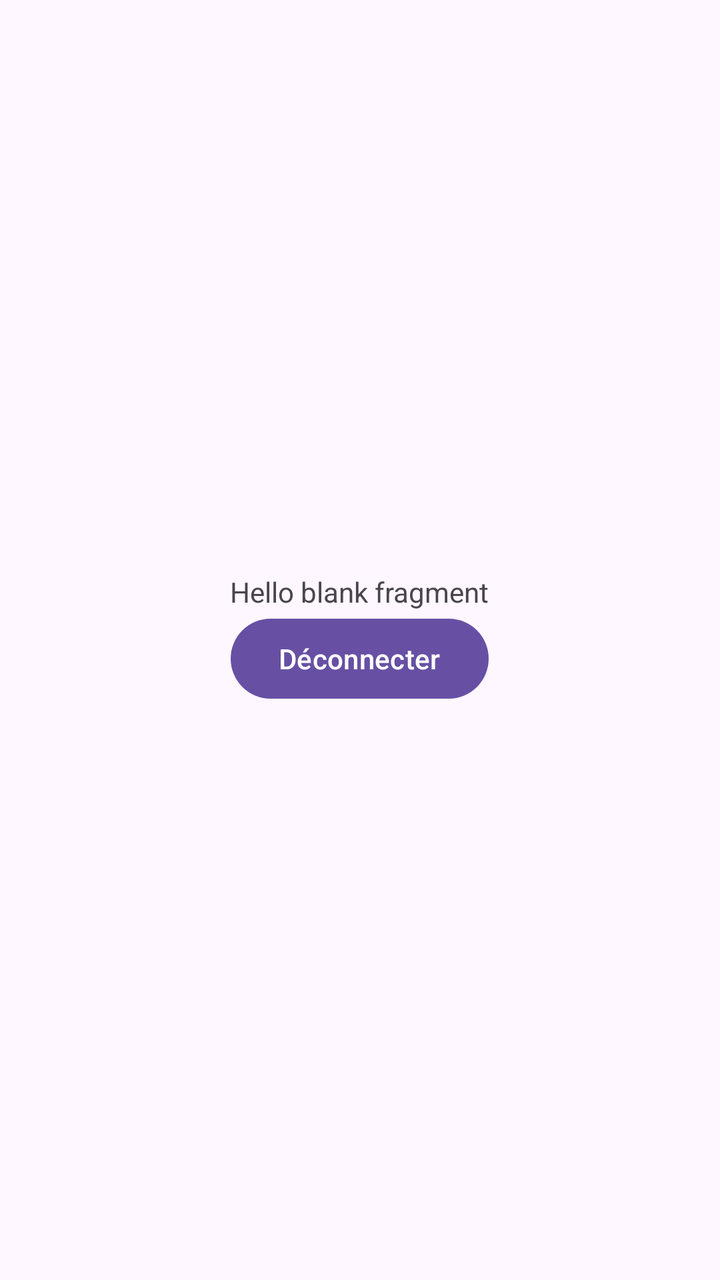
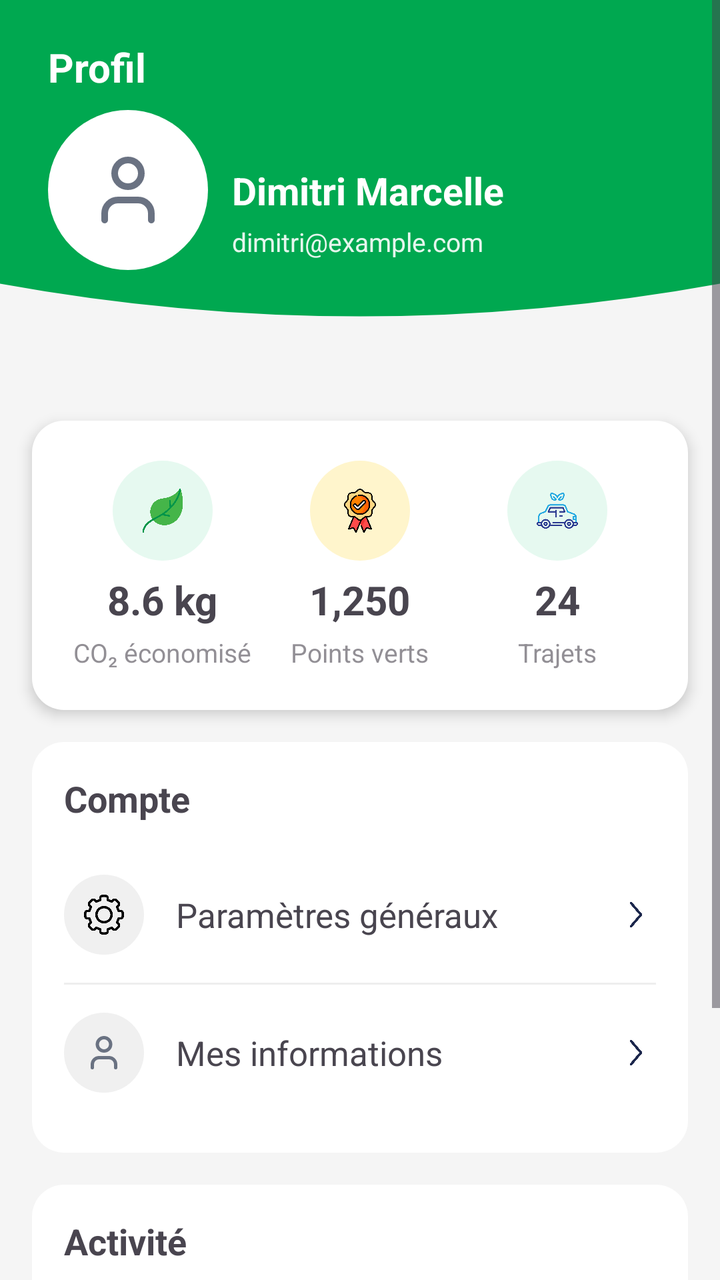

Screens rendered from an Android XML layout before and after an edit, with the pre-edit source and the edit as a unified diff.
<!-- AndroidManifest.xml: application theme Theme.Projet_Tutore -->
<!-- res/layout/fragment_profil.xml -->
<?xml version="1.0" encoding="utf-8"?>
<FrameLayout xmlns:android="http://schemas.android.com/apk/res/android"
    xmlns:app="http://schemas.android.com/apk/res-auto"
    xmlns:tools="http://schemas.android.com/tools"
    android:layout_width="match_parent"
    android:layout_height="match_parent"
    tools:context=".ProfilFragment">

    

    <LinearLayout xmlns:android="http://schemas.android.com/apk/res/android"
        android:layout_width="match_parent"
        android:layout_height="match_parent"
        android:orientation="vertical"
        android:gravity="center">

        <TextView
            android:layout_width="wrap_content"
            android:layout_height="wrap_content"
            android:text="@string/hello_blank_fragment" />

        <Button
            android:id="@+id/logout"
            android:layout_width="wrap_content"
            android:layout_height="wrap_content"
            android:text="Déconnecter" />

    </LinearLayout>

</FrameLayout>
<!-- resources referenced by this layout -->
<resources>
  <string name="hello_blank_fragment">Hello blank fragment</string>
  <style name="Theme.Projet_Tutore" parent="Base.Theme.Projet_Tutore" />
  <style name="Base.Theme.Projet_Tutore" parent="Theme.Material3.DayNight.NoActionBar">
          
          
          <item name="colorSecondaryContainer">@color/green</item>
      </style>
  <color name="green">#B9DCBB</color>
</resources>

<!-- the commit's change to res/layout/fragment_profil.xml (unified diff, before → after) -->
@@ -1,30 +1,334 @@
 <?xml version="1.0" encoding="utf-8"?>
-<FrameLayout xmlns:android="http://schemas.android.com/apk/res/android"
+<ScrollView xmlns:android="http://schemas.android.com/apk/res/android"
     xmlns:app="http://schemas.android.com/apk/res-auto"
     xmlns:tools="http://schemas.android.com/tools"
     android:layout_width="match_parent"
     android:layout_height="match_parent"
+    android:background="#F5F5F5"
     tools:context=".ProfilFragment">
 
-    
-
-    <LinearLayout xmlns:android="http://schemas.android.com/apk/res/android"
+    <LinearLayout
         android:layout_width="match_parent"
-        android:layout_height="match_parent"
-        android:orientation="vertical"
-        android:gravity="center">
-
-        <TextView
-            android:layout_width="wrap_content"
+        android:layout_height="wrap_content"
+        android:orientation="vertical">
+        
+        <androidx.constraintlayout.widget.ConstraintLayout
+            android:layout_width="match_parent"
+            android:layout_height="240dp"
+            android:background="@drawable/header_curve_vert">
+
+            
+            <TextView
+                android:id="@+id/title_profile"
+                android:layout_width="wrap_content"
+                android:layout_height="wrap_content"
+                android:text="Profil"
+                android:textColor="@android:color/white"
+                android:textSize="20sp"
+                android:textStyle="bold"
+                app:layout_constraintStart_toStartOf="parent"
+                app:layout_constraintTop_toTopOf="parent"
+                android:layout_marginStart="24dp"
+                android:layout_marginTop="20dp"/>
+
+            
+            <ImageView
+                android:id="@+id/iv_profile_pic"
+                android:layout_width="80dp"
+                android:layout_height="80dp"
+                android:background="@drawable/cercle_blanc"
+                android:padding="20dp"
+                android:src="@drawable/ic_profile"
+                app:layout_constraintStart_toStartOf="parent"
+                app:layout_constraintTop_toBottomOf="@id/title_profile"
+                android:layout_marginStart="24dp"
+                android:layout_marginTop="8dp"/>
+
+            
+            <TextView
+                android:id="@+id/tv_username"
+                android:layout_width="wrap_content"
+                android:layout_height="wrap_content"
+                android:text="Dimitri Marcelle"
+                android:textColor="@android:color/white"
+                android:textSize="19sp"
+                android:textStyle="bold"
+                app:layout_constraintStart_toEndOf="@id/iv_profile_pic"
+                app:layout_constraintTop_toTopOf="@id/iv_profile_pic"
+                app:layout_constraintBottom_toBottomOf="@id/iv_profile_pic"
+                android:layout_marginStart="12dp"/>
+
+            
+            <TextView
+                android:layout_width="wrap_content"
+                android:layout_height="wrap_content"
+                android:text="dimitri@example.com"
+                android:textColor="@android:color/white"
+                android:textSize="13sp"
+                android:alpha="0.9"
+                app:layout_constraintStart_toStartOf="@id/tv_username"
+                app:layout_constraintTop_toBottomOf="@id/tv_username"
+                android:layout_marginTop="4dp"/>
+
+        </androidx.constraintlayout.widget.ConstraintLayout>
+
+
+        <LinearLayout
+            android:layout_width="match_parent"
             android:layout_height="wrap_content"
-            android:text="@string/hello_blank_fragment" />
-
+            android:orientation="horizontal"
+            android:background="@drawable/card_white"
+            android:layout_marginHorizontal="16dp"
+            android:layout_marginTop="-30dp"
+            android:elevation="4dp"
+            android:paddingVertical="20dp"
+            android:paddingHorizontal="16dp">
+
+            <LinearLayout
+                android:layout_width="0dp"
+                android:layout_height="wrap_content"
+                android:layout_weight="1"
+                android:orientation="vertical"
+                android:gravity="center">
+
+                <ImageView
+                    android:layout_width="50dp"
+                    android:layout_height="50dp"
+                    android:background="@drawable/circle_light_green"
+                    android:src="@drawable/feuille"
+                    android:padding="14dp"/>
+
+                <TextView
+                    android:layout_width="wrap_content"
+                    android:layout_height="wrap_content"
+                    android:text="8.6 kg"
+                    android:textSize="20sp"
+                    android:textStyle="bold"
+                    android:layout_marginTop="6dp"/>
+
+                <TextView
+                    android:layout_width="wrap_content"
+                    android:layout_height="wrap_content"
+                    android:text="CO₂ économisé"
+                    android:textSize="13sp"
+                    android:alpha="0.6"
+                    android:layout_marginTop="4dp"/>
+
+            </LinearLayout>
+
+            <LinearLayout
+                android:layout_width="0dp"
+                android:layout_height="wrap_content"
+                android:layout_weight="1"
+                android:orientation="vertical"
+                android:gravity="center">
+
+                <ImageView
+                    android:layout_width="50dp"
+                    android:layout_height="50dp"
+                    android:background="@drawable/circle_yellow"
+                    android:src="@drawable/badge"
+                    android:padding="14dp"/>
+
+                <TextView
+                    android:layout_width="wrap_content"
+                    android:layout_height="wrap_content"
+                    android:text="1,250"
+                    android:textSize="20sp"
+                    android:textStyle="bold"
+                    android:layout_marginTop="6dp"/>
+
+                <TextView
+                    android:layout_width="wrap_content"
+                    android:layout_height="wrap_content"
+                    android:text="Points verts"
+                    android:textSize="13sp"
+                    android:alpha="0.6"
+                    android:layout_marginTop="4dp"/>
+
+            </LinearLayout>
+
+            <LinearLayout
+                android:layout_width="0dp"
+                android:layout_height="wrap_content"
+                android:layout_weight="1"
+                android:orientation="vertical"
+                android:gravity="center">
+
+                <ImageView
+                    android:layout_width="50dp"
+                    android:layout_height="50dp"
+                    android:background="@drawable/circle_light_green"
+                    android:src="@drawable/voiture"
+                    android:padding="14dp"/>
+
+                <TextView
+                    android:layout_width="wrap_content"
+                    android:layout_height="wrap_content"
+                    android:text="24"
+                    android:textSize="20sp"
+                    android:textStyle="bold"
+                    android:layout_marginTop="6dp"/>
+
+                <TextView
+                    android:layout_width="wrap_content"
+                    android:layout_height="wrap_content"
+                    android:text="Trajets"
+                    android:textSize="13sp"
+                    android:alpha="0.6"
+                    android:layout_marginTop="4dp"/>
+
+            </LinearLayout>
+
+        </LinearLayout>
+
+        <LinearLayout
+            android:layout_width="match_parent"
+            android:layout_height="wrap_content"
+            android:orientation="vertical"
+            android:background="@drawable/card_white"
+            android:layout_marginHorizontal="16dp"
+            android:layout_marginTop="16dp"
+            android:paddingVertical="16dp">
+
+            <TextView
+                android:layout_width="wrap_content"
+                android:layout_height="wrap_content"
+                android:text="Compte"
+                android:textSize="18sp"
+                android:textStyle="bold"
+                android:layout_marginStart="16dp"
+                android:layout_marginBottom="12dp"/>
+
+            
+            <LinearLayout
+                android:layout_width="match_parent"
+                android:layout_height="wrap_content"
+                android:orientation="horizontal"
+                android:paddingVertical="14dp"
+                android:paddingHorizontal="16dp">
+
+                <ImageView
+                    android:layout_width="40dp"
+                    android:layout_height="40dp"
+                    android:background="@drawable/circle_light_gray"
+                    android:src="@drawable/parametres"
+                    android:padding="10dp"/>
+
+                <TextView
+                    android:layout_width="0dp"
+                    android:layout_height="wrap_content"
+                    android:layout_weight="1"
+                    android:text="Paramètres généraux"
+                    android:textSize="17sp"
+                    android:layout_marginStart="16dp"
+                    android:layout_gravity="center_vertical"/>
+
+                <ImageView
+                    android:layout_width="20dp"
+                    android:layout_height="20dp"
+                    android:src="@drawable/fleche"
+                    android:layout_gravity="center_vertical"/>
+
+            </LinearLayout>
+
+            <View
+                android:layout_width="match_parent"
+                android:layout_height="1dp"
+                android:background="#EEEEEE"
+                android:layout_marginHorizontal="16dp"/>
+
+            <LinearLayout
+                android:layout_width="match_parent"
+                android:layout_height="wrap_content"
+                android:orientation="horizontal"
+                android:paddingVertical="14dp"
+                android:paddingHorizontal="16dp">
+
+                <ImageView
+                    android:layout_width="40dp"
+                    android:layout_height="40dp"
+                    android:background="@drawable/circle_light_gray"
+                    android:src="@drawable/ic_profile"
+                    android:padding="10dp"/>
+
+                <TextView
+                    android:layout_width="0dp"
+                    android:layout_height="wrap_content"
+                    android:layout_weight="1"
+                    android:text="Mes informations"
+                    android:textSize="17sp"
+                    android:layout_marginStart="16dp"
+                    android:layout_gravity="center_vertical"/>
+
+                <ImageView
+                    android:layout_width="20dp"
+                    android:layout_height="20dp"
+                    android:src="@drawable/fleche"
+                    android:layout_gravity="center_vertical"/>
+
+            </LinearLayout>
+
+        </LinearLayout>
+
+        <LinearLayout
+            android:layout_width="match_parent"
+            android:layout_height="wrap_content"
+            android:orientation="vertical"
+            android:background="@drawable/card_white"
+            android:layout_marginHorizontal="16dp"
+            android:layout_marginTop="16dp"
+            android:paddingVertical="16dp">
+
+            <TextView
+                android:layout_width="wrap_content"
+                android:layout_height="wrap_content"
+                android:text="Activité"
+                android:textSize="18sp"
+                android:textStyle="bold"
+                android:layout_marginStart="16dp"
+                android:layout_marginBottom="12dp"/>
+
+            
+            <LinearLayout
+                android:layout_width="match_parent"
+                android:layout_height="wrap_content"
+                android:orientation="horizontal"
+                android:paddingVertical="14dp"
+                android:paddingHorizontal="16dp">
+
+                <ImageView
+                    android:layout_width="40dp"
+                    android:layout_height="40dp"
+                    android:background="@drawable/circle_light_green"
+                    android:src="@drawable/voiture"
+                    android:padding="10dp"/>
+
+                <TextView
+                    android:layout_width="0dp"
+                    android:layout_height="wrap_content"
+                    android:layout_weight="1"
+                    android:text="Mes trajets"
+                    android:textSize="17sp"
+                    android:layout_marginStart="16dp"
+                    android:layout_gravity="center_vertical"/>
+
+            </LinearLayout>
+
+        </LinearLayout>
+
+        
         <Button
             android:id="@+id/logout"
-            android:layout_width="wrap_content"
-            android:layout_height="wrap_content"
-            android:text="Déconnecter" />
+            android:layout_width="match_parent"
+            android:layout_height="52dp"
+            android:text="Déconnecter"
+            android:textColor="@android:color/white"
+            android:textSize="17sp"
+            android:background="@drawable/bouton_vert"
+            android:layout_marginHorizontal="16dp"
+            android:layout_marginVertical="16dp"/>
 
     </LinearLayout>
 
-</FrameLayout>
+</ScrollView>
<!-- resource entries referenced after the edit -->
@@ -1,6 +1,80 @@
 <!-- resources referenced by this layout -->
 <resources>
-  <string name="hello_blank_fragment">Hello blank fragment</string>
+  <!-- drawable badge: png bitmap (drawable, 38575 bytes) -->
+  <!-- drawable bouton_vert (drawable) -->
+  <?xml version="1.0" encoding="utf-8"?>
+  <shape xmlns:android="http://schemas.android.com/apk/res/android"
+      android:shape="rectangle">
+      <solid android:color="#00A850"/>
+      <corners android:radius="16dp"/>
+  </shape>
+  <!-- drawable card_white (drawable) -->
+  <?xml version="1.0" encoding="utf-8"?>
+  <shape xmlns:android="http://schemas.android.com/apk/res/android"
+      android:shape="rectangle">
+      <solid android:color="@android:color/white"/>
+      <corners android:radius="16dp"/>
+  </shape>
+  <!-- drawable cercle_blanc (drawable) -->
+  <?xml version="1.0" encoding="utf-8"?>
+  <shape xmlns:android="http://schemas.android.com/apk/res/android"
+      android:shape="oval">
+      <solid android:color="@android:color/white"/>
+  </shape>
+  <!-- drawable circle_light_gray (drawable) -->
+  <?xml version="1.0" encoding="utf-8"?>
+  <shape xmlns:android="http://schemas.android.com/apk/res/android"
+      android:shape="oval">
+      <solid android:color="#F0F0F0"/>
+  </shape>
+  <!-- drawable circle_light_green (drawable) -->
+  <?xml version="1.0" encoding="utf-8"?>
+  <shape xmlns:android="http://schemas.android.com/apk/res/android"
+      android:shape="oval">
+      <solid android:color="#E6F9F0"/>
+  </shape>
+  <!-- drawable circle_yellow (drawable) -->
+  <?xml version="1.0" encoding="utf-8"?>
+  <shape xmlns:android="http://schemas.android.com/apk/res/android"
+      android:shape="oval">
+      <solid android:color="#FFF5CC"/>
+  </shape>
+  <!-- drawable feuille: png bitmap (drawable, 17527 bytes) -->
+  <!-- drawable fleche: png bitmap (drawable, 6923 bytes) -->
+  <!-- drawable header_curve_vert (drawable) -->
+  <?xml version="1.0" encoding="utf-8"?>
+  <vector xmlns:android="http://schemas.android.com/apk/res/android"
+      android:width="400dp"
+      android:height="180dp"
+      android:viewportWidth="400"
+      android:viewportHeight="220">
+      <path
+          android:fillColor="#00A850"
+          android:pathData="M0,0 L400,0 L400,130 Q200,160 0,130 Z" />
+  </vector>
+  <!-- drawable ic_profile (drawable) -->
+  <vector xmlns:android="http://schemas.android.com/apk/res/android"
+      android:width="24dp"
+      android:height="24dp"
+      android:viewportWidth="24"
+      android:viewportHeight="24">
+    <path
+        android:pathData="M19,21V19C19,17.939 18.579,16.922 17.828,16.172C17.078,15.421 16.061,15 15,15H9C7.939,15 6.922,15.421 6.172,16.172C5.421,16.922 5,17.939 5,19V21"
+        android:strokeLineJoin="round"
+        android:strokeWidth="2"
+        android:fillColor="#00000000"
+        android:strokeColor="#6A7282"
+        android:strokeLineCap="round"/>
+    <path
+        android:pathData="M12,11C14.209,11 16,9.209 16,7C16,4.791 14.209,3 12,3C9.791,3 8,4.791 8,7C8,9.209 9.791,11 12,11Z"
+        android:strokeLineJoin="round"
+        android:strokeWidth="2"
+        android:fillColor="#00000000"
+        android:strokeColor="#6A7282"
+        android:strokeLineCap="round"/>
+  </vector>
+  <!-- drawable parametres: png bitmap (drawable, 19118 bytes) -->
+  <!-- drawable voiture: png bitmap (drawable, 24129 bytes) -->
   <style name="Theme.Projet_Tutore" parent="Base.Theme.Projet_Tutore" />
   <style name="Base.Theme.Projet_Tutore" parent="Theme.Material3.DayNight.NoActionBar">
           
